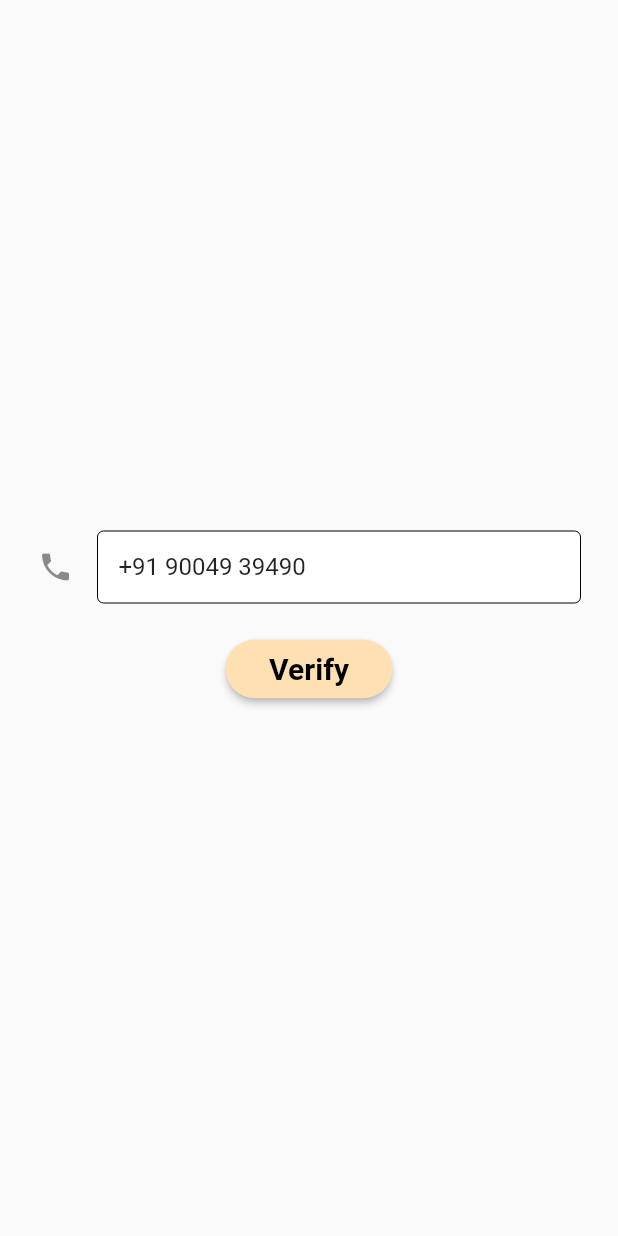
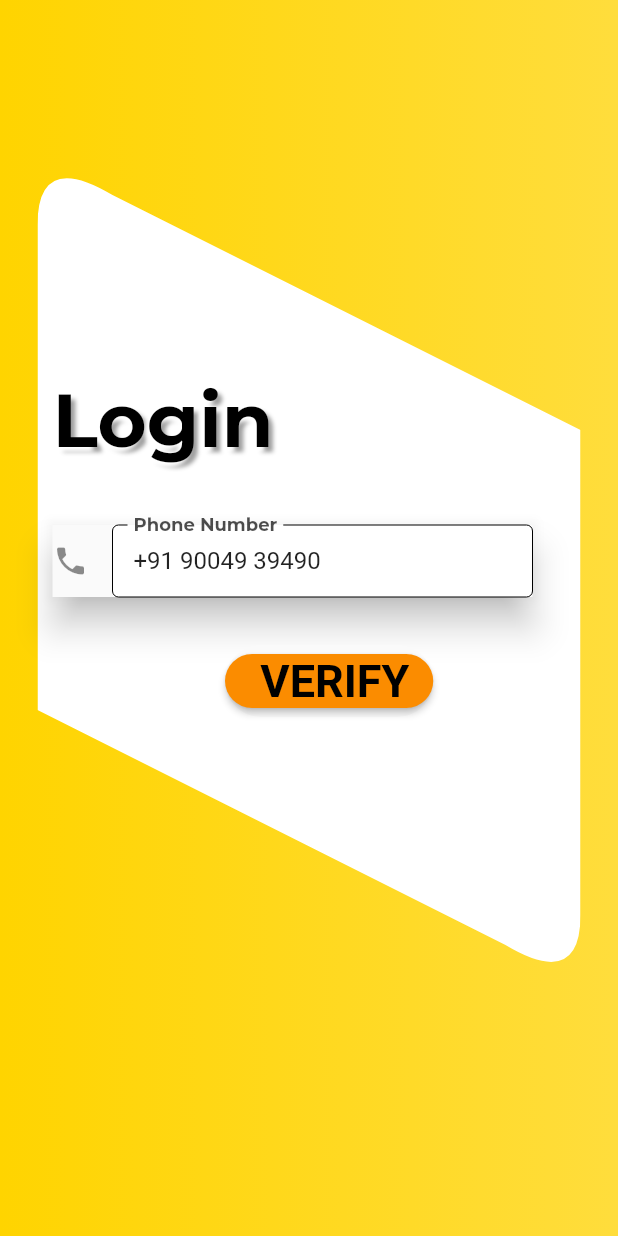
Before and after one commit to Varija-Doshi/ChatApp-, a Flutter app: the screen it shows after launch, on a phone screen of 412 x 824 dp. Run offline on Flutter 3.47's test engine with Material 2 defaults, Android fonts, the phone set to English and light mode, and no system bars; our stand-ins replace firebase_auth, firebase_core, flutter_svg, google_fonts, image_picker, sms_autofill; accounts and stored records are empty.

Commit message:
login page updated

```diff
--- a/lib/notes.txt
+++ b/lib/notes.txt
@@ -1,4 +1,4 @@
 Varija
-- Dark mode
+- Dark mode (button like telegram)
 - Log out
 - validators for phone number text field
--- a/lib/screens/SignUp.dart
+++ b/lib/screens/SignUp.dart
@@ -2,6 +2,7 @@ import 'package:flutter/material.dart';
 import 'package:firebase_auth/firebase_auth.dart';
 import 'package:sms_autofill/sms_autofill.dart';
 import 'package:ChatApp/screens/profile1.dart';
+import 'package:google_fonts/google_fonts.dart';
 
 class SignUp extends StatefulWidget {
   @override
@@ -131,9 +132,153 @@ class _SignUpState extends State<SignUp> {
 
   @override
   Widget build(BuildContext context) {
-    return Scaffold(
+    Size size = MediaQuery.of(context).size;
+    return SafeArea(
+      child: Scaffold(
         key: _scaffoldKey,
-        body: Center(
+        body: SingleChildScrollView(
+          child: Container(
+            height: size.height,
+            width: size.width,
+            decoration: BoxDecoration(
+                gradient: LinearGradient(
+                    colors: [Color(0xffFFD400), Color(0xffFFDD3C)])),
+            child: Column(
+              children: [
+                SizedBox(
+                  height: 100,
+                ),
+                Stack(
+                  children: [
+                    ClipPath(
+                      clipper: DrawClip(),
+                      child: Container(
+                        height: 560,
+                        width: size.width - 50,
+                        color: Colors.white,
+                      ),
+                    ),
+                    /*Positioned(
+                    right: 5,
+                    child: Container(
+                      width: 150,
+                      height: 150,
+                      child: Image( image: AssetImage('Assets/Icons/TrialLogo2.jpg'),fit: BoxFit.fill,),
+                    ),
+                  ),*/
+                    Positioned(
+                      left: 10,
+                      top: 150,
+                      child: Text(
+                        "Login",
+                        style: GoogleFonts.montserrat(
+                            fontSize: 50,
+                            fontWeight: FontWeight.bold,
+                            color: Colors.black,
+                            shadows: [
+                              Shadow(
+                                color: Colors.grey.shade500,
+                                offset: Offset(3.0, 3.0),
+                                blurRadius: 3.0,
+                              ),
+                              Shadow(
+                                color: Colors.white,
+                                offset: Offset(-3.0, 3.0),
+                                blurRadius: 3.0,
+                              ),
+                            ]),
+                      ),
+                    ),
+                    Positioned(
+                      left: 10,
+                      top: 250,
+                      child: Material(
+                        elevation: 10,
+                        child: Container(
+                          width: 320,
+                          child: TextFormField(
+                            initialValue:
+                                _phoneNoController == null ? "+91 " : null,
+                            keyboardType: TextInputType.numberWithOptions(),
+                            controller: _phoneNoController,
+                            decoration: InputDecoration(
+                              labelStyle: GoogleFonts.montserrat(
+                                color: Colors.black.withOpacity(0.7),
+                                fontWeight: FontWeight.bold,
+                                fontSize: 16,
+                              ),
+                              border: UnderlineInputBorder(
+                                  borderSide: BorderSide.none),
+                              labelText: "Phone Number",
+                              icon: Icon(Icons.phone),
+                              hintText: "+91 xxxx xxxxxx ",
+                              filled: true,
+                              fillColor: Colors.white,
+                              enabledBorder: OutlineInputBorder(
+                                  borderSide: BorderSide(
+                                      color: Colors.black, width: 0.0)),
+                              contentPadding: const EdgeInsets.only(
+                                  left: 14.0, bottom: 10.0, top: 10.0),
+                            ),
+                          ),
+                        ),
+                      ),
+                    ),
+                    Positioned(
+                      left: 125,
+                      top: 330,
+                      child: Material(
+                        shape: RoundedRectangleBorder(
+                            borderRadius: BorderRadius.circular(30.0)),
+                        elevation: 0,
+                        child: RaisedButton(
+                          shape: RoundedRectangleBorder(
+                              borderRadius: BorderRadius.circular(30.0)),
+                          color: Colors.orange[600],
+                          textColor: Colors.black,
+                          child: Text(
+                            " VERIFY",
+                            style: TextStyle(
+                                fontSize: 30.0, fontWeight: FontWeight.bold),
+                          ),
+                          onPressed: () {
+                            signInwithPhonenumber(context);
+                          },
+                        ),
+                      ),
+                    ),
+                  ],
+                ),
+              ],
+            ),
+          ),
+        ),
+      ),
+    );
+  }
+}
+
+class DrawClip extends CustomClipper<Path> {
+  @override
+  Path getClip(Size size) {
+    Path path = Path();
+    path.moveTo(0, 50);
+    path.quadraticBezierTo(0, 0, 50, 30);
+    path.lineTo(size.width, size.height / 3);
+    path.lineTo(size.width, size.height - 50);
+    path.quadraticBezierTo(
+        size.width, size.height, size.width - 50, size.height - 30);
+    path.lineTo(0, size.height * 2 / 3);
+    return path;
+  }
+
+  @override
+  bool shouldReclip(covariant CustomClipper<Path> oldClipper) {
+    return true;
+  }
+}
+
+/*Center(
           child: Column(
             mainAxisAlignment: MainAxisAlignment.center,
             children: <Widget>[
@@ -149,7 +294,8 @@ class _SignUpState extends State<SignUp> {
                     filled: true,
                     fillColor: Colors.white,
                     enabledBorder: OutlineInputBorder(
-                      borderSide: BorderSide(color: Colors.black, width: 0.0)),
+                        borderSide:
+                            BorderSide(color: Colors.black, width: 0.0)),
                     contentPadding: const EdgeInsets.only(
                         left: 14.0, bottom: 10.0, top: 10.0),
                   ),
@@ -165,7 +311,8 @@ class _SignUpState extends State<SignUp> {
                   padding: const EdgeInsets.all(8.0),
                   child: Text(
                     " Verify ",
-                  style: TextStyle(fontSize: 20.0, fontWeight: FontWeight.bold),
+                    style:
+                        TextStyle(fontSize: 20.0, fontWeight: FontWeight.bold),
                   ),
                 ),
                 onPressed: () {
@@ -173,6 +320,5 @@ class _SignUpState extends State<SignUp> {
                 },
               ),
             ],
-        )));
-  }
-}
+          ),
+        ), */
--- a/pubspec.yaml
+++ b/pubspec.yaml
@@ -33,6 +33,7 @@ dependencies:
   sms_autofill: ^1.2.6
   flutter_svg: 0.19.1
   image_picker: 0.6.3
+  google_fonts:
 
 dev_dependencies:
   flutter_test:
```
Also changed, not shown: lib/screens/home.dart (+24 -26 lines), lib/widgets/theme.dart (+7 -9 lines), Assets/Icons/TrialLogo.png (added), Assets/Icons/TrialLogo2.jpg (added), pubspec.lock, 1 other file. Lines whose indentation alone changed are shown as unchanged.
